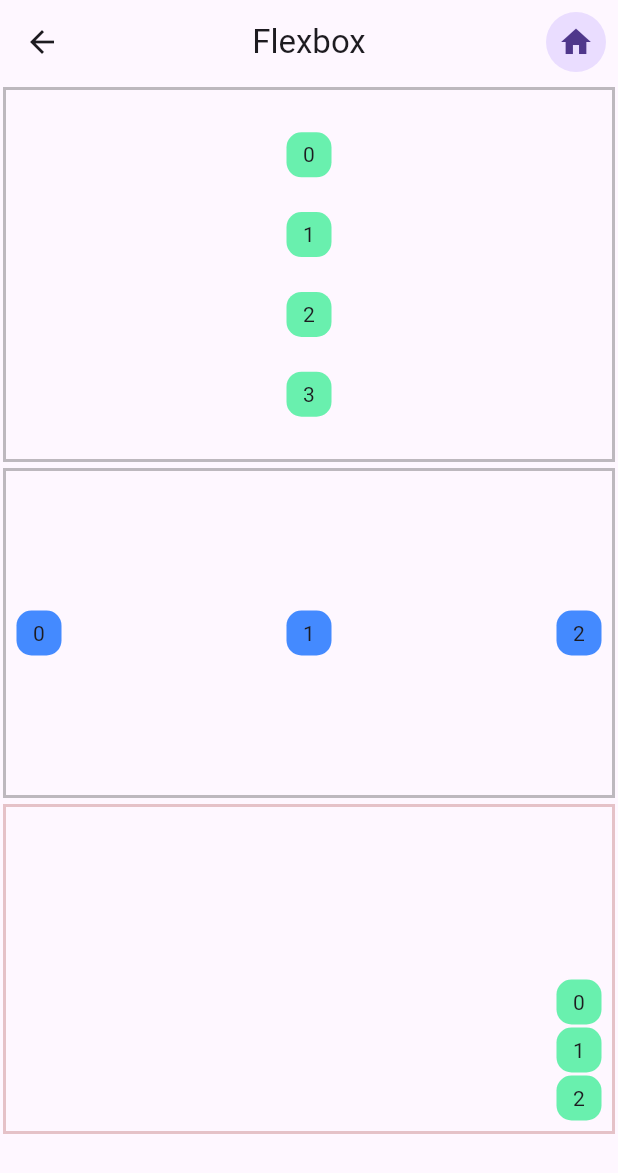
After one commit to sganan81/flutter_guide_2025, a Flutter app: the FlexboxScreen screen opened directly, on a phone screen of 412 x 824 dp. The commit adds this screen. Shown: the top 1173 px of the screen. Run offline on Flutter 3.47's test engine with Material 3 defaults, Android fonts, the phone set to English and light mode, and no system bars; network calls fail.

Commit message:
ejemplos material , animated container y práctica flexbox

```diff
--- /dev/null
+++ b/lib/screens/flexbox_screen.dart
@@ -0,0 +1,106 @@
+import 'package:flutter/material.dart';
+import '../../widgets/create_container.dart';
+
+class FlexboxScreen extends StatelessWidget {
+  const FlexboxScreen({super.key});
+
+  @override
+  Widget build(BuildContext context) {
+    return Scaffold(
+      appBar: AppBar(
+        title: Text('Flexbox'),
+        centerTitle: true,
+        actions: [
+          GestureDetector(
+            onTap: () =>
+                Navigator.pushReplacementNamed(context, 'material_library'),
+            child: const Padding(
+              padding: EdgeInsets.all(8.0),
+              child: CircleAvatar(child: Icon(Icons.home)),
+            ),
+          ),
+        ],
+      ),
+      body: ListView(
+        children: [
+          Container(
+            padding: EdgeInsets.all(6),
+            margin: EdgeInsets.all(2),
+            height: 250,
+            width: 350,
+            decoration: BoxDecoration(
+              border: Border.all(
+                width: 2,
+                color: const Color.fromARGB(65, 0, 0, 0),
+              ),
+            ),
+            child: Column(
+              mainAxisAlignment: MainAxisAlignment.spaceEvenly,
+              crossAxisAlignment: CrossAxisAlignment.center,
+              children: [
+                for (int i = 0; i < 4; i++)
+                  CreateContainer(
+                    width: 30,
+                    height: 30,
+                    margin: EdgeInsets.all(1),
+                    cajaColor: Colors.greenAccent,
+                    child: Text('$i'),
+                  ),
+              ],
+            ),
+          ),
+          Container(
+            padding: EdgeInsets.all(6),
+            margin: EdgeInsets.all(2),
+            height: 220,
+            decoration: BoxDecoration(
+              border: Border.all(
+                width: 2,
+                color: const Color.fromARGB(65, 0, 0, 0),
+              ),
+            ),
+            child: Row(
+              mainAxisAlignment: MainAxisAlignment.spaceBetween,
+              crossAxisAlignment: CrossAxisAlignment.center,
+              children: [
+                for (int i = 0; i < 3; i++)
+                  CreateContainer(
+                    width: 30,
+                    height: 30,
+                    margin: EdgeInsets.all(1),
+                    cajaColor: Colors.blueAccent,
+                    child: Text('$i'),
+                  ),
+              ],
+            ),
+          ),
+          Container(
+            padding: EdgeInsets.all(6),
+            margin: EdgeInsets.all(2),
+            height: 220,
+            decoration: BoxDecoration(
+              border: Border.all(
+                width: 2,
+                color: const Color.fromARGB(65, 154, 41, 41),
+              ),
+            ),
+            child: Column(
+              mainAxisAlignment: MainAxisAlignment.end,
+              crossAxisAlignment: CrossAxisAlignment.end,
+              children: [
+                for (int i = 0; i < 3; i++)
+                  CreateContainer(
+                    width: 30,
+                    height: 30,
+                    margin: EdgeInsets.all(1),
+                    cajaColor: Colors.greenAccent,
+                    child: Text('$i'),
+                  ),
+              ],
+            ),
+          ),
+        ],
+      ),
+    );
+  }
+}
--- /dev/null
+++ b/lib/widgets/create_container.dart
@@ -0,0 +1,37 @@
+import 'package:flutter/material.dart';
+
+class CreateContainer extends StatelessWidget {
+  double height;
+  double width;
+
+  EdgeInsets? margin;
+  EdgeInsets? padding;
+  Color? cajaColor;
+  Widget? child;
+
+  CreateContainer({
+    super.key,
+    required this.width,
+    required this.height,
+    this.margin,
+    this.padding,
+    this.cajaColor,
+    this.child,
+  });
+
+  @override
+  Widget build(BuildContext context) {
+    return Container(
+      alignment: Alignment.center,
+      width: this.width,
+      height: this.height,
+      padding: this.padding,
+      margin: this.margin,
+      decoration: BoxDecoration(
+        color: this.cajaColor,
+        borderRadius: BorderRadius.circular(10),
+      ),
+      child: child,
+    );
+  }
+}
--- /dev/null
+++ b/lib/widgets/widgets.dart
@@ -0,0 +1,3 @@
+export 'package:flutter_guide_2025/widgets/create_card.dart';
+export 'package:flutter_guide_2025/widgets/create_box.dart';
+export 'package:flutter_guide_2025/widgets/create_container.dart';
```
Also changed, not shown: lib/main.dart (+6 -4 lines), lib/screens/HomePage.dart (deleted, +0 -66 lines), lib/screens/animated_container.dart (added, +63 -0 lines), lib/screens/design_screen.dart (added, +72 -0 lines), lib/screens/home_screen.dart (added, +75 -0 lines), lib/screens/material_screen.dart (added, +193 -0 lines), lib/widgets/create_box.dart (added, +40 -0 lines), lib/widgets/create_card.dart (added, +49 -0 lines), pubspec.yaml (+4 -5 lines), assets/loading.gif (added), lib/screens/demo_screen.dart (renamed from lib/screens/DemoScreen.dart).
